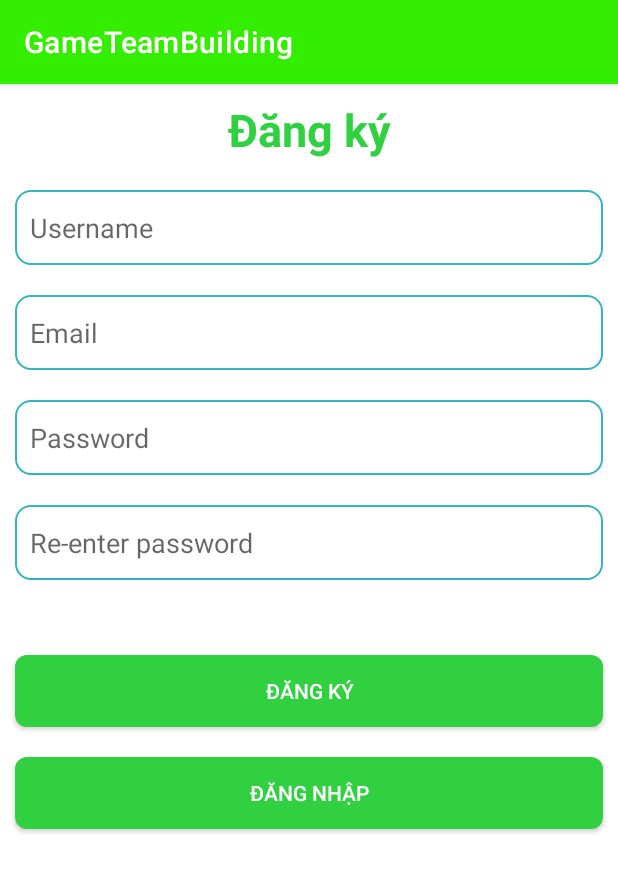
After one commit to trandangquoc271202/GameTeamBulding, an Android app: the RegisterActivity screen opened directly, with no data from a screen before it, on a phone screen of 412 x 824 dp. The commit adds this screen. Shown: the top 872 px of the screen. Run offline under Robolectric (Android 15) with nearby library versions, the phone set to English and light mode, and no system bars; our stand-ins replace Firebase (no records; nobody signed in at launch, a user with empty details on screens opened directly).

Commit message:
Done Login and Register

```diff
--- a/app/build.gradle
+++ b/app/build.gradle
@@ -48,6 +48,7 @@ dependencies {
     implementation 'androidx.cardview:cardview:1.0.0'
     implementation 'com.google.firebase:firebase-storage:20.3.0'
     implementation 'com.google.firebase:firebase-database:20.3.0'
+    implementation 'com.google.firebase:firebase-auth:22.3.0'
     testImplementation 'junit:junit:4.13.2'
     androidTestImplementation 'androidx.test.ext:junit:1.1.5'
     androidTestImplementation 'androidx.test.espresso:espresso-core:3.5.1'
--- /dev/null
+++ b/app/src/main/java/vn/edu/hcmuaf/fit/gameteambulding/Firebase/RegisterService.java
@@ -0,0 +1,41 @@
+package vn.edu.hcmuaf.fit.gameteambulding.Firebase;
+
+import static androidx.constraintlayout.helper.widget.MotionEffect.TAG;
+
+import android.util.Log;
+
+import androidx.annotation.NonNull;
+
+import com.google.android.gms.tasks.OnFailureListener;
+import com.google.firebase.firestore.FirebaseFirestore;
+
+import java.util.HashMap;
+import java.util.Map;
+
+import vn.edu.hcmuaf.fit.gameteambulding.Model.User;
+
+public class RegisterService {
+
+    private FirebaseFirestore db;
+
+    public RegisterService() {
+        db = FirebaseFirestore.getInstance();
+    }
+    public void createUserFirebaseStore(User user){
+        Map<String, Object> userMap = new HashMap<>();
+        userMap.put("username", user.getUsername());
+        userMap.put("email", user.getEmail());
+        userMap.put("password", user.getPassword());
+// Add a new document with a generated ID
+        db.collection("Users")
+                .add(userMap)
+                .addOnSuccessListener(documentReference -> Log.d(TAG,
+                        "DocumentSnapshot added with ID: " + documentReference.getId()))
+                .addOnFailureListener(new OnFailureListener() {
+                    @Override
+                    public void onFailure(@NonNull Exception e) {
+                        Log.w(TAG, "Error adding document", e);
+                    }
+                });
+    }
+}
--- /dev/null
+++ b/app/src/main/java/vn/edu/hcmuaf/fit/gameteambulding/RegisterActivity.java
@@ -0,0 +1,70 @@
+package vn.edu.hcmuaf.fit.gameteambulding;
+
+import android.content.Intent;
+import android.os.Bundle;
+import android.util.Log;
+import android.widget.Toast;
+import androidx.appcompat.app.AppCompatActivity;
+import com.google.firebase.auth.FirebaseAuth;
+
+import vn.edu.hcmuaf.fit.gameteambulding.Firebase.RegisterService;
+import vn.edu.hcmuaf.fit.gameteambulding.Model.User;
+import vn.edu.hcmuaf.fit.gameteambulding.databinding.ActivityLoginBinding;
+
+public class RegisterActivity extends AppCompatActivity {
+
+
+    ActivityLoginBinding binding;
+
+    FirebaseAuth firebaseAuth = FirebaseAuth.getInstance();
+    RegisterService registerService = new RegisterService();
+
+    @Override
+    protected void onCreate(Bundle savedInstanceState) {
+        super.onCreate(savedInstanceState);
+        binding = ActivityLoginBinding.inflate(getLayoutInflater());
+        setContentView(binding.getRoot());
+
+        handleClickEvent();
+    }
+
+    private void handleClickEvent() {
+        binding.btnSignup.setOnClickListener(view -> {
+
+            String username = binding.edtUsername.getText().toString().trim();
+            String email = binding.editEmail.getText().toString().trim();
+            String password = binding.edtPassword.getText().toString().trim();
+            String rePassword = binding.editRePassword.getText().toString().trim();
+
+            if (password.length() <= 6) {
+                Toast.makeText(this, "Mật khẩu phải có độ dài hơn 6 kí tự", Toast.LENGTH_SHORT).show();
+
+            } else if (!password.equals(rePassword)) {
+                Toast.makeText(this, "Mật khẩu không khớp", Toast.LENGTH_SHORT).show();
+            } else {
+                User user = new User(username, email, password, rePassword);
+                firebaseAuth.createUserWithEmailAndPassword(email, password)
+                        .addOnCompleteListener(authResult -> {
+
+                            if (authResult.isSuccessful()) {
+
+                                registerService.createUserFirebaseStore(user);
+                                Toast.makeText(this, "Đăng ký thành công tài khoản", Toast.LENGTH_SHORT).show();
+
+                            }
+                        })
+                        .addOnFailureListener(e -> {
+                            Log.d( "handleClickEvent: ", "error="+e.getMessage());
+                            Toast.makeText(this, "error = " + e.getMessage(), Toast.LENGTH_SHORT).show();
+                        });
+
+            }
+        });
+
+        binding.btnSignin.setOnClickListener(view -> {
+            Intent intent = new Intent(this, SignInActivity.class);
+            startActivity(intent);
+            finish();
+        });
+    }
+}
--- /dev/null
+++ b/app/src/main/res/drawable/custom_box_edittext.xml
@@ -0,0 +1,9 @@
+<?xml version="1.0" encoding="utf-8"?>
+<shape xmlns:android="http://schemas.android.com/apk/res/android"
+    android:shape="rectangle">
+
+    <size android:height="50dp"/>
+    <stroke android:width="1dp" android:color="#34B3C5"/>
+    <corners android:radius="10dp"/>
+
+</shape>
--- /dev/null
+++ b/app/src/main/res/drawable/custom_register.xml
@@ -0,0 +1,6 @@
+<?xml version="1.0" encoding="utf-8"?>
+<shape xmlns:android="http://schemas.android.com/apk/res/android"
+    android:shape="rectangle">
+    <solid android:color="#30D040"/>
+    <corners android:radius="8dp"/>
+</shape>
--- /dev/null
+++ b/app/src/main/res/layout/activity_login.xml
@@ -0,0 +1,103 @@
+<?xml version="1.0" encoding="utf-8"?>
+<androidx.constraintlayout.widget.ConstraintLayout xmlns:android="http://schemas.android.com/apk/res/android"
+    xmlns:app="http://schemas.android.com/apk/res-auto"
+    xmlns:tools="http://schemas.android.com/tools"
+    android:layout_width="match_parent"
+    android:layout_height="match_parent"
+    tools:context=".RegisterActivity">
+
+    <TextView
+        android:id="@+id/tv_title"
+        android:layout_width="match_parent"
+        android:layout_height="wrap_content"
+        android:padding="10dp"
+        android:text="@string/register"
+        android:textAlignment="center"
+        android:textColor="#30D040"
+        android:textSize="30sp"
+        android:textStyle="bold"
+        app:layout_constraintEnd_toEndOf="parent"
+        app:layout_constraintStart_toStartOf="parent"
+        app:layout_constraintTop_toTopOf="parent" />
+
+    <EditText
+        android:id="@+id/edt_username"
+        android:layout_width="match_parent"
+
+        android:layout_height="wrap_content"
+        android:layout_marginHorizontal="10dp"
+        android:layout_marginTop="10dp"
+        android:background="@drawable/custom_box_edittext"
+        android:hint="Username"
+        android:paddingStart="10dp"
+
+        app:layout_constraintEnd_toEndOf="parent"
+        app:layout_constraintStart_toStartOf="parent"
+        app:layout_constraintTop_toBottomOf="@+id/tv_title" />
+
+    <EditText
+        android:id="@+id/edit_email"
+        android:layout_width="match_parent"
+        android:layout_height="wrap_content"
+        android:layout_marginHorizontal="10dp"
+        android:layout_marginTop="20dp"
+        android:background="@drawable/custom_box_edittext"
+        android:hint="Email"
+        android:inputType="textEmailAddress"
+
+        android:paddingStart="10dp"
+        app:layout_constraintEnd_toEndOf="parent"
+        app:layout_constraintStart_toStartOf="parent"
+        app:layout_constraintTop_toBottomOf="@+id/edt_username" />
+
+    <EditText
+        android:id="@+id/edt_password"
+        android:layout_width="match_parent"
+        android:layout_height="wrap_content"
+        android:layout_marginHorizontal="10dp"
+        android:layout_marginTop="20dp"
+        android:background="@drawable/custom_box_edittext"
+        android:hint="Password"
+        android:inputType="textPassword"
+        android:paddingStart="10dp"
+        app:layout_constraintEnd_toEndOf="parent"
+        app:layout_constraintStart_toStartOf="parent"
+        app:layout_constraintTop_toBottomOf="@+id/edit_email" />
+
+    <EditText
+        android:id="@+id/edit_re_password"
+        android:layout_width="match_parent"
+        android:layout_height="wrap_content"
+        android:layout_marginHorizontal="10dp"
+        android:layout_marginTop="20dp"
+        android:background="@drawable/custom_box_edittext"
+        android:hint="Re-enter password"
+        android:inputType="textPassword"
+        android:paddingStart="10dp"
+        app:layout_constraintEnd_toEndOf="parent"
+        app:layout_constraintStart_toStartOf="parent"
+        app:layout_constraintTop_toBottomOf="@+id/edt_password" />
+
+    <androidx.appcompat.widget.AppCompatButton
+        android:id="@+id/btn_signup"
+        android:layout_width="match_parent"
+        android:layout_height="wrap_content"
+        android:layout_marginHorizontal="10dp"
+        android:layout_marginTop="50dp"
+        android:background="@drawable/custom_register"
+        android:text="Đăng ký"
+        android:textColor="@color/white"
+        app:layout_constraintTop_toBottomOf="@id/edit_re_password" />
+
+    <androidx.appcompat.widget.AppCompatButton
+        android:id="@+id/btn_signin"
+        android:layout_width="match_parent"
+        android:layout_height="wrap_content"
+        android:layout_marginHorizontal="10dp"
+        android:layout_marginTop="20dp"
+        android:background="@drawable/custom_register"
+        android:text="Đăng nhập"
+        android:textColor="@color/white"
+        app:layout_constraintTop_toBottomOf="@id/btn_signup" />
+
+</androidx.constraintlayout.widget.ConstraintLayout>
--- a/app/src/main/res/values/strings.xml
+++ b/app/src/main/res/values/strings.xml
@@ -5,4 +5,9 @@
     <string name="title_dashboard">Dashboard</string>
     <string name="title_notifications">Notifications</string>
     <string name="xem_chi_tiet"><u>xem chi tiết</u></string>
+
+    <string name="register">Đăng ký</string>
+    <string name="login">ĐĂNG NHẬP</string>
+    <string name="forget_password">Quên mật khẩu</string>
+
 </resources>
```
Also changed, not shown: app/src/main/AndroidManifest.xml (+16 -10 lines), app/src/main/java/vn/edu/hcmuaf/fit/gameteambulding/Model/User.java (added, +52 -0 lines), app/src/main/java/vn/edu/hcmuaf/fit/gameteambulding/SignInActivity.java (added, +61 -0 lines), app/src/main/res/layout/activity_sign_in.xml (added, +89 -0 lines).
